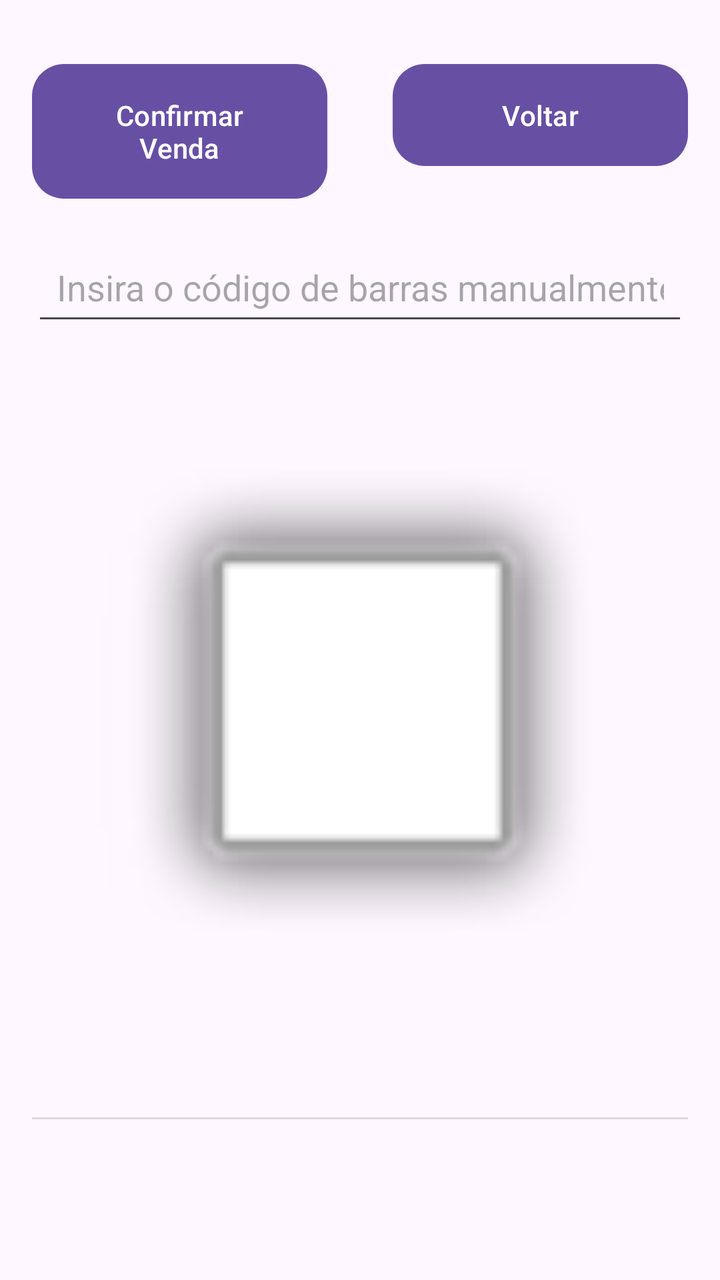
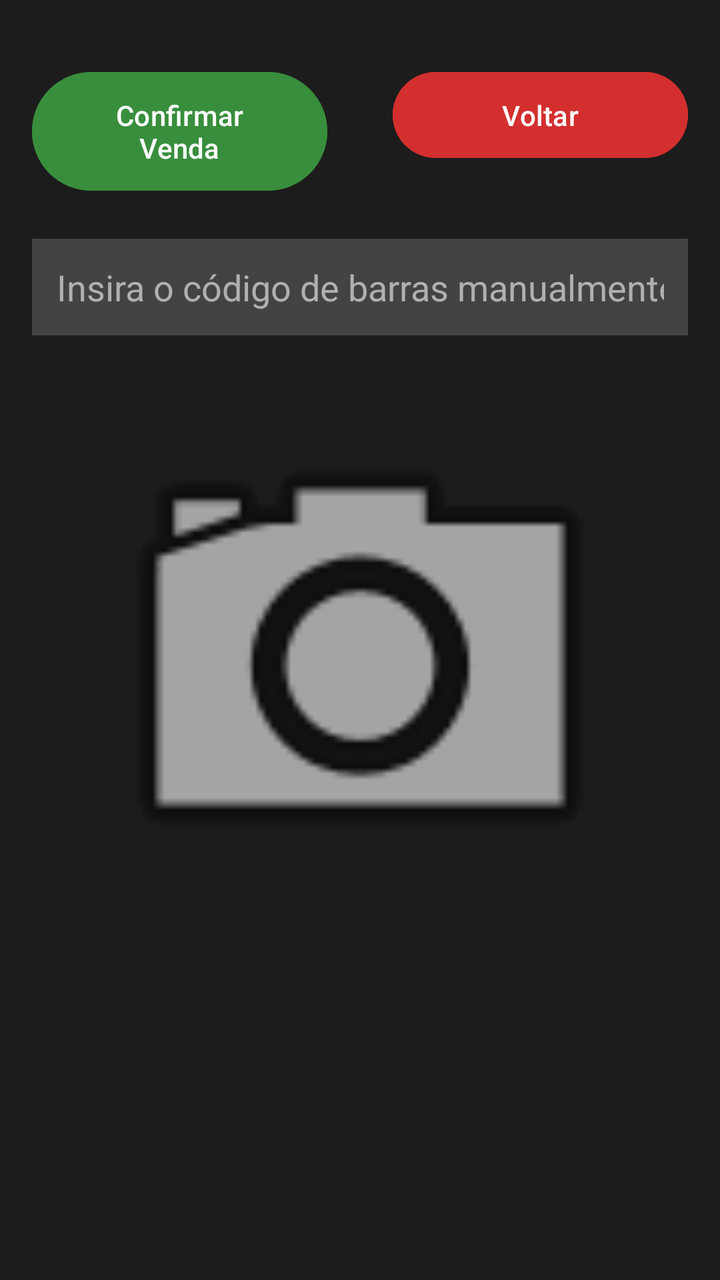

Two renders of the same Android screen: before a commit and after it. Below are the layout's source before the change and the commit's diff.
<!-- AndroidManifest.xml: application theme Theme.Teste -->
<!-- res/layout/registro_vendas.xml -->
<?xml version="1.0" encoding="utf-8"?>
<androidx.constraintlayout.widget.ConstraintLayout xmlns:android="http://schemas.android.com/apk/res/android"
    xmlns:app="http://schemas.android.com/apk/res-auto"
    xmlns:tools="http://schemas.android.com/tools"
    android:id="@+id/btnInfosToMain"
    android:layout_width="match_parent"
    android:layout_height="match_parent"
    android:padding="16dp"
    tools:context=".RegistroVendasActivity">

    

    <Button
        android:id="@+id/confirm_sale"
        android:layout_width="0dp"
        android:layout_height="wrap_content"
        android:layout_marginTop="16dp"
        android:background="@drawable/rounded_button"
        android:backgroundTint="#4CAF50"
        android:paddingHorizontal="24dp"
        android:paddingVertical="12dp"
        android:text="Confirmar Venda"
        android:textColor="#FFFFFF"
        app:layout_constraintEnd_toStartOf="@id/sale_to_main"
        app:layout_constraintHorizontal_chainStyle="spread_inside"
        app:layout_constraintStart_toStartOf="parent"
        app:layout_constraintTop_toTopOf="parent"
        app:layout_constraintWidth_percent="0.45" />

    <Button
        android:id="@+id/sale_to_main"
        android:layout_width="0dp"
        android:layout_height="wrap_content"
        android:layout_marginTop="16dp"
        android:background="@drawable/rounded_button"
        android:backgroundTint="#F84133"
        android:paddingHorizontal="24dp"
        android:paddingVertical="12dp"
        android:text="Voltar"
        android:textColor="#FFFFFF"
        app:layout_constraintEnd_toEndOf="parent"
        app:layout_constraintStart_toEndOf="@id/confirm_sale"
        app:layout_constraintTop_toTopOf="parent"
        app:layout_constraintWidth_percent="0.45" />

    

    
    <EditText
        android:id="@+id/editTextText"
        android:layout_width="0dp"
        android:layout_height="wrap_content"
        android:layout_marginTop="20dp"
        android:hint="Insira o código de barras manualmente"
        android:inputType="text"
        android:padding="12dp"
        android:textAlignment="center"
        app:layout_constraintEnd_toEndOf="parent"
        app:layout_constraintHorizontal_bias="1.0"
        app:layout_constraintStart_toStartOf="parent"
        app:layout_constraintTop_toBottomOf="@id/confirm_sale" />

    <ImageView
        android:id="@+id/imageView"
        android:layout_width="261dp"
        android:layout_height="363dp"
        android:layout_marginTop="16dp"
        app:layout_constraintTop_toBottomOf="@id/editTextText"
        app:layout_constraintBottom_toTopOf="@id/divider2"
        app:layout_constraintStart_toStartOf="parent"
        app:layout_constraintEnd_toEndOf="parent"
        app:srcCompat="@android:drawable/alert_light_frame" />

    
    <View
        android:id="@+id/divider2"
        android:layout_width="0dp"
        android:layout_height="1dp"
        android:layout_marginTop="12dp"
        android:background="?android:attr/listDivider"
        app:layout_constraintTop_toBottomOf="@id/imageView"
        app:layout_constraintStart_toStartOf="parent"
        app:layout_constraintEnd_toEndOf="parent" />

    
    <androidx.recyclerview.widget.RecyclerView
        android:id="@+id/recyclerItensVenda"
        android:layout_width="0dp"
        android:layout_height="0dp"
        android:layout_marginTop="12dp"
        app:layout_constraintTop_toBottomOf="@id/divider2"
        app:layout_constraintBottom_toBottomOf="parent"
        app:layout_constraintStart_toStartOf="parent"
        app:layout_constraintEnd_toEndOf="parent" />

</androidx.constraintlayout.widget.ConstraintLayout>
<!-- resources referenced by this layout -->
<resources>
  <!-- drawable rounded_button (drawable) -->
  <?xml version="1.0" encoding="utf-8"?>
  <shape xmlns:android="http://schemas.android.com/apk/res/android"
      android:shape="rectangle">
      <solid android:color="?android:attr/colorBackground" />
      <corners android:radius="16dp" />
  </shape>
  <style name="Theme.Teste" parent="Base.Theme.Teste" />
  <style name="Base.Theme.Teste" parent="Theme.Material3.DayNight.NoActionBar">
          
          
      </style>
</resources>

<!-- the commit's change to res/layout/registro_vendas.xml (unified diff, before → after) -->
@@ -1,22 +1,21 @@
-<?xml version="1.0" encoding="utf-8"?>
-<androidx.constraintlayout.widget.ConstraintLayout xmlns:android="http://schemas.android.com/apk/res/android"
+<androidx.constraintlayout.widget.ConstraintLayout
+    xmlns:android="http://schemas.android.com/apk/res/android"
     xmlns:app="http://schemas.android.com/apk/res-auto"
     xmlns:tools="http://schemas.android.com/tools"
     android:id="@+id/btnInfosToMain"
     android:layout_width="match_parent"
     android:layout_height="match_parent"
     android:padding="16dp"
+    android:background="#1C1C1C"
     tools:context=".RegistroVendasActivity">
 
     
-
     <Button
         android:id="@+id/confirm_sale"
         android:layout_width="0dp"
         android:layout_height="wrap_content"
         android:layout_marginTop="16dp"
-        android:background="@drawable/rounded_button"
-        android:backgroundTint="#4CAF50"
+        android:backgroundTint="#388E3C"
         android:paddingHorizontal="24dp"
         android:paddingVertical="12dp"
         android:text="Confirmar Venda"
@@ -32,8 +31,7 @@
         android:layout_width="0dp"
         android:layout_height="wrap_content"
         android:layout_marginTop="16dp"
-        android:background="@drawable/rounded_button"
-        android:backgroundTint="#F84133"
+        android:backgroundTint="#D32F2F"
         android:paddingHorizontal="24dp"
         android:paddingVertical="12dp"
         android:text="Voltar"
@@ -44,32 +42,33 @@
         app:layout_constraintWidth_percent="0.45" />
 
     
-
-    
     <EditText
         android:id="@+id/editTextText"
         android:layout_width="0dp"
         android:layout_height="wrap_content"
         android:layout_marginTop="20dp"
+        android:background="#434343"
         android:hint="Insira o código de barras manualmente"
         android:inputType="text"
         android:padding="12dp"
         android:textAlignment="center"
+        android:textColor="#FFFFFF"
+        android:textColorHint="#B0B0B0"
         app:layout_constraintEnd_toEndOf="parent"
-        app:layout_constraintHorizontal_bias="1.0"
         app:layout_constraintStart_toStartOf="parent"
         app:layout_constraintTop_toBottomOf="@id/confirm_sale" />
 
+    
     <ImageView
         android:id="@+id/imageView"
-        android:layout_width="261dp"
-        android:layout_height="363dp"
+        android:layout_width="321dp"
+        android:layout_height="289dp"
         android:layout_marginTop="16dp"
-        app:layout_constraintTop_toBottomOf="@id/editTextText"
-        app:layout_constraintBottom_toTopOf="@id/divider2"
+        android:contentDescription="Câmera para leitura de código de barras"
+        android:src="@android:drawable/ic_menu_camera"
+        app:layout_constraintEnd_toEndOf="parent"
         app:layout_constraintStart_toStartOf="parent"
-        app:layout_constraintEnd_toEndOf="parent"
-        app:srcCompat="@android:drawable/alert_light_frame" />
+        app:layout_constraintTop_toBottomOf="@id/editTextText" />
 
     
     <View
@@ -80,7 +79,7 @@
         android:background="?android:attr/listDivider"
         app:layout_constraintTop_toBottomOf="@id/imageView"
         app:layout_constraintStart_toStartOf="parent"
-        app:layout_constraintEnd_toEndOf="parent" />
+        app:layout_constraintEnd_toEndOf="parent"/>
 
     
     <androidx.recyclerview.widget.RecyclerView
@@ -91,6 +90,6 @@
         app:layout_constraintTop_toBottomOf="@id/divider2"
         app:layout_constraintBottom_toBottomOf="parent"
         app:layout_constraintStart_toStartOf="parent"
-        app:layout_constraintEnd_toEndOf="parent" />
+        app:layout_constraintEnd_toEndOf="parent"/>
 
 </androidx.constraintlayout.widget.ConstraintLayout>
<!-- resource entries referenced after the edit -->
@@ -1,12 +1,5 @@
 <!-- resources referenced by this layout -->
 <resources>
-  <!-- drawable rounded_button (drawable) -->
-  <?xml version="1.0" encoding="utf-8"?>
-  <shape xmlns:android="http://schemas.android.com/apk/res/android"
-      android:shape="rectangle">
-      <solid android:color="?android:attr/colorBackground" />
-      <corners android:radius="16dp" />
-  </shape>
   <style name="Theme.Teste" parent="Base.Theme.Teste" />
   <style name="Base.Theme.Teste" parent="Theme.Material3.DayNight.NoActionBar">
           
